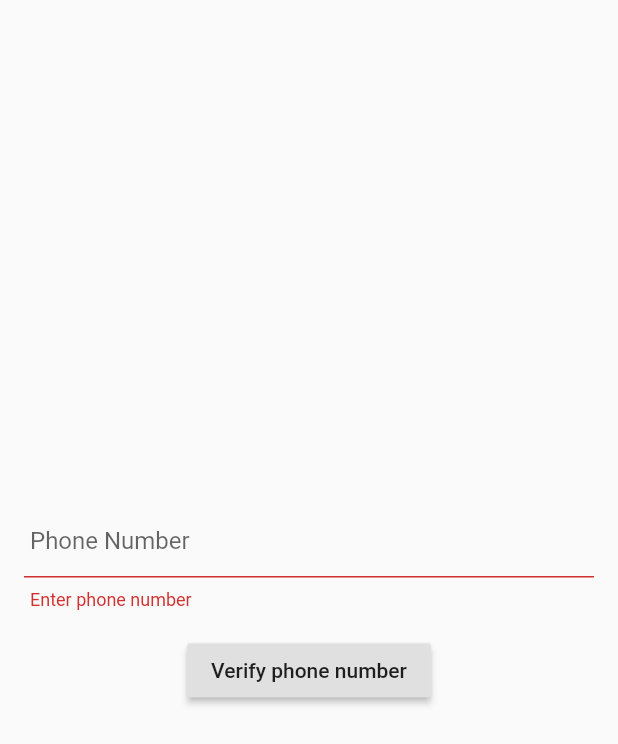
After one commit to div3791/flutter_firebase_auth, a Flutter app: the PhoneNumberLoginWidget screen opened directly, after a tap on "Verify phone number", on a phone screen of 412 x 824 dp. The commit adds this screen. Shown: the top 744 px of the screen. Run offline on Flutter 3.47's test engine with Material 2 defaults, Android fonts, the phone set to English and light mode, and no system bars; our stand-ins replace firebase_auth, google_sign_in; missing offline and left inert: flutter_facebook_login; accounts and stored records are empty; statements that could not run were skipped.

Commit message:
Completed Second Google & Phone Authentication.

```diff
--- a/lib/auth_services/error_message.dart
+++ b/lib/auth_services/error_message.dart
@@ -11,6 +11,8 @@ class ErrorHandling {
         return 'Too many requests in short time. Please try again later';
       case  'ERROR_ACCOUNT_EXISTS_WITH_DIFFERENT_CREDENTIAL':
         return 'Email is already registered with other login method. Please try again with different email';
+      case  'ERROR_INVALID_VERIFICATION_CODE':
+        return 'Invalid Verification Code';
       default:
         return 'Something went wrong';
     }
--- a/lib/home.dart
+++ b/lib/home.dart
@@ -36,6 +36,7 @@ class HomePage extends StatelessWidget {
                 children: <Widget>[
                   Text('Name : ${user?.name ?? ''}'),
                   Text('Email ID : ${user?.emailId ?? ''}'),
+                  Text('UserID : ${user?.uid ?? ''}'),
                 ],
               ),
             );
--- /dev/null
+++ b/lib/phone_number_login_widget.dart
@@ -0,0 +1,188 @@
+import 'package:firebase_auth/firebase_auth.dart';
+import 'package:flutter/material.dart';
+import 'package:flutter/services.dart';
+import 'package:flutter_firebase_auth/auth_services/auth.dart';
+import 'package:flutter_firebase_auth/auth_services/error_message.dart';
+import 'package:flutter_firebase_auth/auth_services/firebase_auth_service.dart';
+import 'package:flutter_firebase_auth/auth_services/user.dart';
+import 'package:flutter_firebase_auth/home.dart';
+
+class PhoneNumberLoginWidget extends StatefulWidget {
+  @override
+  _PhoneNumberLoginWidgetState createState() => _PhoneNumberLoginWidgetState();
+}
+
+class _PhoneNumberLoginWidgetState extends State<PhoneNumberLoginWidget> {
+  final _phoneNumberFormKey = GlobalKey<FormState>();
+  final _otpFormKey = GlobalKey<FormState>();
+
+  String phoneNumber;
+  String smsCode;
+  Auth auth = FirebaseAuthService();
+
+  bool isVerificationStarted = false;
+  bool isSignInStarted = false;
+
+  String verificationId = '';
+  String error = '';
+
+  @override
+  Widget build(BuildContext context) {
+    return Scaffold(
+      body: Center(
+        child: Padding(
+          padding: const EdgeInsets.all(16.0),
+          child: Column(
+            mainAxisSize: MainAxisSize.min,
+            children: <Widget>[
+              Form(
+                key: _phoneNumberFormKey,
+                child: TextFormField(
+                  decoration: InputDecoration(
+                    hintText: '+00 0000000000',
+                    labelText: 'Phone Number',
+                    contentPadding: EdgeInsets.all(4),
+                  ),
+                  textInputAction: TextInputAction.next,
+                  keyboardType: TextInputType.phone,
+                  onSaved: (val) => phoneNumber = val,
+                  validator: (val) {
+                    if (val.length <= 0) {
+                      return 'Enter phone number';
+                    }
+                    return null;
+                  },
+                ),
+              ),
+              SizedBox(
+                height: 16,
+              ),
+              verificationId.length <= 0
+                  ? isVerificationStarted
+                      ? CircularProgressIndicator()
+                      : RaisedButton(
+                          child: Text('Verify phone number'),
+                          onPressed: _verifyPhone,
+                        )
+                  : Column(
+                      children: <Widget>[
+                        Form(
+                          key: _otpFormKey,
+                          child: TextFormField(
+                            decoration: InputDecoration(
+                              hintText: '------',
+                              labelText: 'Enter OTP',
+                              contentPadding: EdgeInsets.all(4),
+                            ),
+                            textInputAction: TextInputAction.next,
+                            keyboardType: TextInputType.numberWithOptions(
+                                signed: false, decimal: true),
+                            onSaved: (val) => smsCode = val,
+                            validator: (val) {
+                              if (val.length <= 0) {
+                                return 'Enter OPT Code';
+                              }
+                              return null;
+                            },
+                          ),
+                        ),
+                        SizedBox(
+                          height: 16,
+                        ),
+                        isSignInStarted
+                            ? CircularProgressIndicator()
+                            : RaisedButton(
+                                child: Text('Sign In with phone number'),
+                                onPressed: _signInWithPhone,
+                              )
+                      ],
+                    ),
+              SizedBox(
+                height: 16,
+              ),
+            ],
+          ),
+        ),
+      ),
+    );
+  }
+
+  _verifyPhone() async {
+    if (_phoneNumberFormKey.currentState.validate()) {
+      _phoneNumberFormKey.currentState.save();
+      setState(() {
+        isVerificationStarted = true;
+      });
+      await auth.verifyPhoneNumber(
+        phoneNumber: phoneNumber,
+        onCodeSent: (verificationId, [forceResendingToken]) {
+          setState(() {
+            this.verificationId = verificationId;
+          });
+        },
+        onVerificationFailed: (AuthException authException) async {
+          setState(() {
+            error = authException.message;
+          });
+          await showDialog(
+            barrierDismissible: true,
+            context: context,
+            builder: (context) => AlertDialog(
+              content: Text(
+                error,
+                style: TextStyle(color: Colors.redAccent),
+              ),
+            ),
+          );
+          setState(() {
+            isVerificationStarted = false;
+          });
+        },
+        onVerificationCompleted: (AuthCredential credentials) async {
+          await auth.signInUsingPhoneCredentials(credentials);
+
+          Navigator.of(context).pushReplacement(
+            MaterialPageRoute(
+              builder: (_) => HomePage(),
+            ),
+          );
+        },
+      );
+    }
+  }
+
+  _signInWithPhone() async {
+    if (_otpFormKey.currentState.validate()) {
+      _otpFormKey.currentState.save();
+      setState(() {
+        isSignInStarted = true;
+      });
+      try {
+        await auth.signInWithPhoneNumber(
+            verificationId: verificationId, smsCode: smsCode);
+        Navigator.of(context).pushReplacement(
+          MaterialPageRoute(
+            builder: (_) => HomePage(),
+          ),
+        );
+      } on PlatformException catch (e) {
+        setState(() {
+          isSignInStarted = false;
+        });
+        showDialog(
+          barrierDismissible: true,
+          context: context,
+          builder: (context) => AlertDialog(
+            content: Text(
+              ErrorHandling.getErrorMessage(e),
+              style: TextStyle(color: Colors.redAccent),
+            ),
+          ),
+        );
+      }
+      setState(() {
+        isSignInStarted = false;
+      });
+    }
+  }
+}
```
Also changed, not shown: lib/auth_services/auth.dart (+15 -2 lines), lib/auth_services/firebase_auth_service.dart (+76 -0 lines), lib/google_login_button.dart (+27 -1 lines), lib/login_widget.dart (+11 -0 lines), 1 other file.
